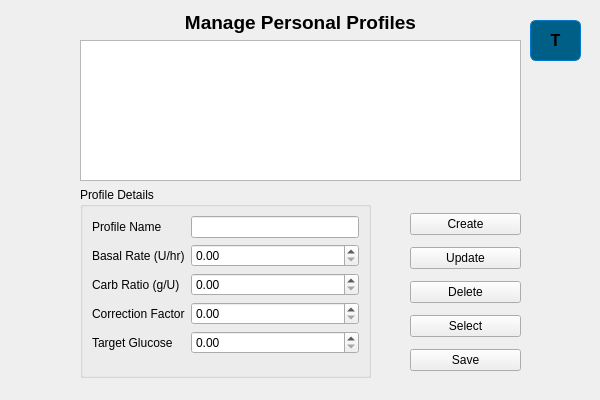
xHWAHx/InsulinPumpSimulator-Group35, file code/settings.ui: the form before one commit.
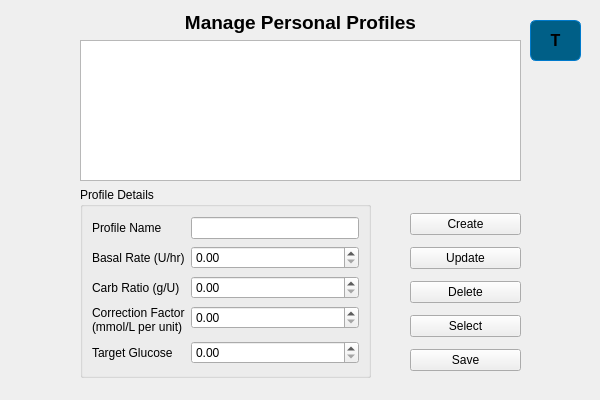
The form after the commit.

```diff
--- a/code/settings.ui
+++ b/code/settings.ui
@@ -88,8 +88,15 @@
     </item>
     <item row="3" column="0">
      <widget class="QLabel" name="labelCorrection">
+      <property name="sizePolicy">
+       <sizepolicy hsizetype="Preferred" vsizetype="Expanding">
+        <horstretch>0</horstretch>
+        <verstretch>0</verstretch>
+       </sizepolicy>
+      </property>
       <property name="text">
-       <string>Correction Factor</string>
+       <string>Correction Factor
+(mmol/L per unit)</string>
       </property>
      </widget>
     </item>
```
Left out of the diff: 10 changed lines with no effect on the pictures.
